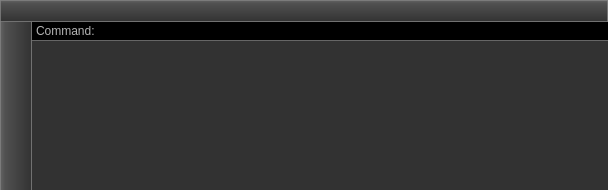
First picture: the form in plugins/output/outputText.ui, repository rkyleg/scope, before the edit.
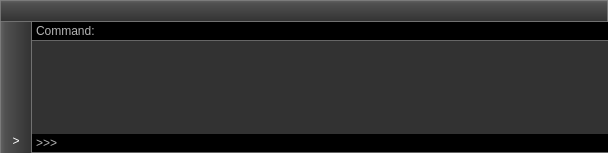
Second picture: the form after the edit. Icons and pictures are not drawn.

Commit message: output plugin - added command if output is run in interactive mode    - moved save button to top right

Diff of the .ui file:
```diff
--- a/plugins/output/outputText.ui
+++ b/plugins/output/outputText.ui
@@ -7,7 +7,7 @@
     <x>0</x>
     <y>0</y>
     <width>608</width>
-    <height>190</height>
+    <height>153</height>
    </rect>
   </property>
   <property name="windowTitle">
@@ -20,7 +20,89 @@
    <property name="spacing">
     <number>0</number>
    </property>
-   <item row="1" column="1">
+   <item row="1" column="0" colspan="2">
+    <widget class="QFrame" name="fr_title">
+     <property name="styleSheet">
+      <string notr="true">QFrame#fr_title {
+background-color: qlineargradient(spread:pad, x1:1, y1:1, x2:1, y2:0, stop:0 rgba(50, 50, 50, 255), stop:0.831818 rgba(80, 80, 80, 255), stop:1 rgba(100, 100, 100, 255));
+border:1px solid rgba(130,130,130,200);
+}</string>
+     </property>
+     <property name="frameShape">
+      <enum>QFrame::NoFrame</enum>
+     </property>
+     <property name="frameShadow">
+      <enum>QFrame::Raised</enum>
+     </property>
+     <layout class="QGridLayout" name="gridLayout_5">
+      <property name="margin">
+       <number>0</number>
+      </property>
+      <property name="spacing">
+       <number>0</number>
+      </property>
+      <item row="0" column="0">
+       <widget class="QLabel" name="l_title">
+        <property name="styleSheet">
+         <string notr="true">color:white;border:0;</string>
+        </property>
+        <property name="text">
+         <string/>
+        </property>
+        <property name="wordWrap">
+         <bool>true</bool>
+        </property>
+       </widget>
+      </item>
+      <item row="0" column="1">
+       <widget class="QPushButton" name="b_save">
+        <property name="enabled">
+         <bool>true</bool>
+        </property>
+        <property name="maximumSize">
+         <size>
+          <width>30</width>
+          <height>16777215</height>
+         </size>
+        </property>
+        <property name="toolTip">
+         <string>Save output to file</string>
+        </property>
+        <property name="styleSheet">
+         <string notr="true">QPushButton,QToolButton {
+background:transparent;
+	border:0px;
+	padding:3px;
+	padding-left:6px;
+	padding-right:6px;
+	width:30px;
+}
+QPushButton:hover,QToolButton:hover {
+background-color: qlineargradient(spread:pad, x1:1, y1:1, x2:1, y2:1, stop:0 rgba(75, 75, 75, 100), stop:0.154545 rgba(106, 106, 106, 100), stop:0.831818 rgba(134, 134, 134, 100), stop:1 rgba(142, 142, 142, 100));
+}</string>
+        </property>
+        <property name="text">
+         <string/>
+        </property>
+        <property name="icon">
+         <iconset>
+          <normaloff>../../style/img/save.png</normaloff>../../style/img/save.png</iconset>
+        </property>
+        <property name="iconSize">
+         <size>
+          <width>16</width>
+          <height>16</height>
+         </size>
+        </property>
+        <property name="checkable">
+         <bool>true</bool>
+        </property>
+       </widget>
+      </item>
+     </layout>
+    </widget>
+   </item>
+   <item row="2" column="1">
     <widget class="QFrame" name="fr_cmd">
      <property name="styleSheet">
       <string notr="true">QFrame#fr_cmd{
@@ -80,23 +162,93 @@
      </layout>
     </widget>
    </item>
-   <item row="0" column="0" colspan="2">
-    <widget class="QLabel" name="l_title">
+   <item row="4" column="1">
+    <widget class="QTextBrowser" name="tb_out">
+     <property name="font">
+      <font>
+       <family>FreeMono</family>
+      </font>
+     </property>
      <property name="styleSheet">
-      <string notr="true">background-color: qlineargradient(spread:pad, x1:1, y1:1, x2:1, y2:0, stop:0 rgba(50, 50, 50, 255), stop:0.831818 rgba(80, 80, 80, 255), stop:1 rgba(100, 100, 100, 255));
+      <string notr="true">QTextBrowser {
+background:rgb(50,50,50);
 color:white;
-padding:3px;
-border:1px solid rgba(130,130,130,200);</string>
+}
+a {color:rgb(121,213,255);}</string>
      </property>
-     <property name="text">
-      <string/>
+     <property name="frameShape">
+      <enum>QFrame::NoFrame</enum>
      </property>
-     <property name="wordWrap">
-      <bool>true</bool>
+     <property name="html">
+      <string>&lt;!DOCTYPE HTML PUBLIC &quot;-//W3C//DTD HTML 4.0//EN&quot; &quot;http://www.w3.org/TR/REC-html40/strict.dtd&quot;&gt;
+&lt;html&gt;&lt;head&gt;&lt;meta name=&quot;qrichtext&quot; content=&quot;1&quot; /&gt;&lt;style type=&quot;text/css&quot;&gt;
+p, li { white-space: pre-wrap; }
+&lt;/style&gt;&lt;/head&gt;&lt;body style=&quot; font-family:'FreeMono'; font-size:9pt; font-weight:400; font-style:normal;&quot;&gt;
+&lt;p style=&quot;-qt-paragraph-type:empty; margin-top:0px; margin-bottom:0px; margin-left:0px; margin-right:0px; -qt-block-indent:0; text-indent:0px;&quot;&gt;&lt;br /&gt;&lt;/p&gt;&lt;/body&gt;&lt;/html&gt;</string>
      </property>
     </widget>
    </item>
-   <item row="1" column="0" rowspan="3">
+   <item row="5" column="1">
+    <widget class="QFrame" name="fr_cmdw">
+     <property name="styleSheet">
+      <string notr="true">QFrame#fr_cmdw{
+background:black;
+color:white;
+border:0px;
+border-bottom:1px solid rgba(130,130,130,200);
+}</string>
+     </property>
+     <property name="frameShape">
+      <enum>QFrame::NoFrame</enum>
+     </property>
+     <property name="frameShadow">
+      <enum>QFrame::Raised</enum>
+     </property>
+     <layout class="QGridLayout" name="gridLayout_4">
+      <property name="leftMargin">
+       <number>4</number>
+      </property>
+      <property name="topMargin">
+       <number>1</number>
+      </property>
+      <property name="rightMargin">
+       <number>4</number>
+      </property>
+      <property name="bottomMargin">
+       <number>1</number>
+      </property>
+      <property name="horizontalSpacing">
+       <number>4</number>
+      </property>
+      <property name="verticalSpacing">
+       <number>0</number>
+      </property>
+      <item row="0" column="2">
+       <widget class="QLineEdit" name="le_cmdw">
+        <property name="styleSheet">
+         <string notr="true">background:transparent;
+border:0px;
+color:white;</string>
+        </property>
+        <property name="text">
+         <string/>
+        </property>
+       </widget>
+      </item>
+      <item row="0" column="1">
+       <widget class="QLabel" name="label_4">
+        <property name="styleSheet">
+         <string notr="true">color:rgb(180,180,180);</string>
+        </property>
+        <property name="text">
+         <string>&gt;&gt;&gt;</string>
+        </property>
+       </widget>
+      </item>
+     </layout>
+    </widget>
+   </item>
+   <item row="2" column="0" rowspan="4">
     <widget class="QFrame" name="frame_2">
      <property name="styleSheet">
       <string notr="true">QFrame#frame_2 {
@@ -166,12 +318,6 @@
       </item>
       <item row="2" column="0">
        <widget class="QPushButton" name="b_cmd">
-        <property name="minimumSize">
-         <size>
-          <width>0</width>
-          <height>30</height>
-         </size>
-        </property>
         <property name="maximumSize">
          <size>
           <width>30</width>
@@ -200,8 +346,8 @@
         </property>
         <property name="sizeHint" stdset="0">
          <size>
-          <width>20</width>
-          <height>40</height>
+          <width>2</width>
+          <height>2</height>
          </size>
         </property>
        </spacer>
@@ -232,17 +378,8 @@
         </property>
        </widget>
       </item>
-      <item row="3" column="0">
-       <widget class="QPushButton" name="b_save">
-        <property name="enabled">
-         <bool>true</bool>
-        </property>
-        <property name="minimumSize">
-         <size>
-          <width>0</width>
-          <height>30</height>
-         </size>
-        </property>
+      <item row="5" column="0">
+       <widget class="QPushButton" name="b_cmdw">
         <property name="maximumSize">
          <size>
           <width>30</width>
@@ -250,14 +387,13 @@
          </size>
         </property>
         <property name="toolTip">
-         <string>Save output to file</string>
+         <string>Show/Hide Interactive Command</string>
+        </property>
+        <property name="styleSheet">
+         <string notr="true">color:white;</string>
         </property>
         <property name="text">
-         <string/>
-        </property>
-        <property name="icon">
-         <iconset>
-          <normaloff>../../style/img/save.png</normaloff>../../style/img/save.png</iconset>
+         <string>&gt;</string>
         </property>
         <property name="checkable">
          <bool>true</bool>
@@ -267,32 +403,6 @@
      </layout>
     </widget>
    </item>
-   <item row="3" column="1">
-    <widget class="QTextBrowser" name="tb_out">
-     <property name="font">
-      <font>
-       <family>FreeMono</family>
-      </font>
-     </property>
-     <property name="styleSheet">
-      <string notr="true">QTextBrowser {
-background:rgb(50,50,50);
-color:white;
-}
-a {color:rgb(121,213,255);}</string>
-     </property>
-     <property name="frameShape">
-      <enum>QFrame::NoFrame</enum>
-     </property>
-     <property name="html">
-      <string>&lt;!DOCTYPE HTML PUBLIC &quot;-//W3C//DTD HTML 4.0//EN&quot; &quot;http://www.w3.org/TR/REC-html40/strict.dtd&quot;&gt;
-&lt;html&gt;&lt;head&gt;&lt;meta name=&quot;qrichtext&quot; content=&quot;1&quot; /&gt;&lt;style type=&quot;text/css&quot;&gt;
-p, li { white-space: pre-wrap; }
-&lt;/style&gt;&lt;/head&gt;&lt;body style=&quot; font-family:'FreeMono'; font-size:9pt; font-weight:400; font-style:normal;&quot;&gt;
-&lt;p style=&quot;-qt-paragraph-type:empty; margin-top:0px; margin-bottom:0px; margin-left:0px; margin-right:0px; -qt-block-indent:0; text-indent:0px;&quot;&gt;&lt;br /&gt;&lt;/p&gt;&lt;/body&gt;&lt;/html&gt;</string>
-     </property>
-    </widget>
-   </item>
   </layout>
  </widget>
  <resources/>
```
Left out of the diff: 16 changed lines with no effect on the pictures. The commit also changes 3 other files.
